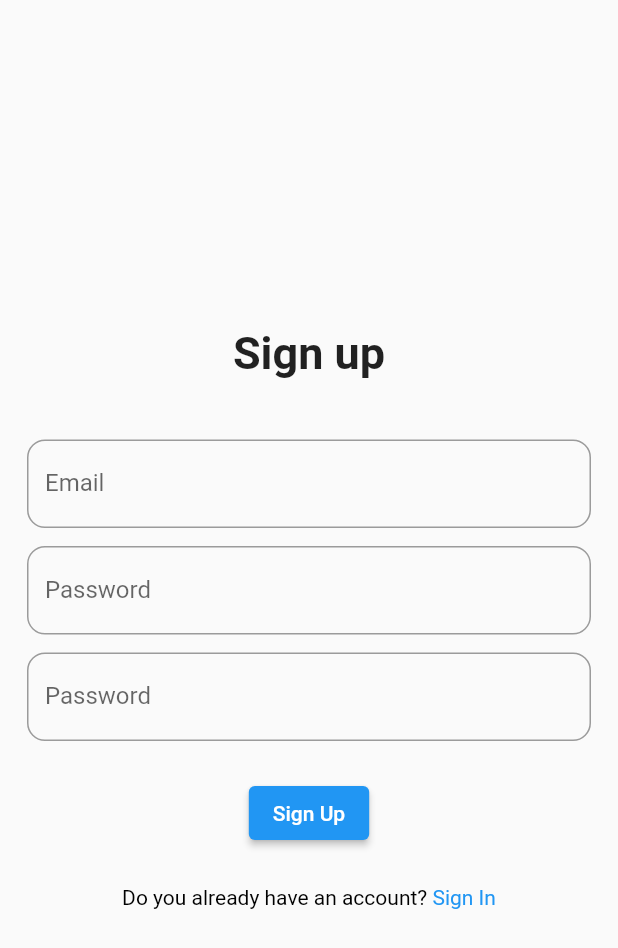
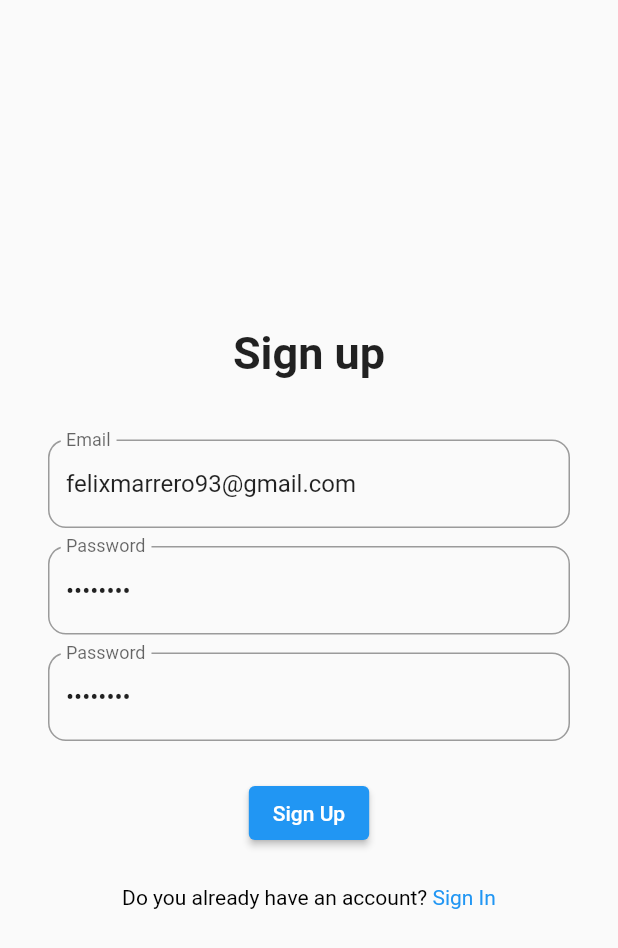
Before and after one commit to famarrero/flutter_firebase_auth, a Flutter app: the AuthPage screen opened by its route, on a phone screen of 412 x 824 dp. Shown: the top 948 px of the screen. Run offline on Flutter 3.47's test engine with Material 2 defaults, Android fonts, the phone set to English and light mode, and no system bars; our stand-ins replace bloc, built_collection, equatable, firebase_auth, firebase_core, flutter_bloc and 2 more; accounts and stored records are empty.

Commit message:
-Full auth whit bloc

```diff
--- a/lib/pages/auth/auth_page.dart
+++ b/lib/pages/auth/auth_page.dart
@@ -2,7 +2,11 @@ import 'package:firebase_auth/firebase_auth.dart';
 import 'package:flutter/cupertino.dart';
 import 'package:flutter/gestures.dart';
 import 'package:flutter/material.dart';
-import 'package:flutter_firebase_auth/pages/auth/components/email_verification.dart';
+import 'package:flutter_bloc/flutter_bloc.dart';
+import 'package:flutter_firebase_auth/pages/auth/bloc/auth_bloc.dart';
+import 'package:flutter_firebase_auth/pages/auth/components/auth_view.dart';
+import 'package:flutter_firebase_auth/pages/auth/components/email_verification_view.dart';
+import 'package:flutter_firebase_auth/pages/login/bloc/login_bloc.dart';
 import 'package:go_router/go_router.dart';
 
 class AuthPage extends StatefulWidget {
@@ -13,151 +17,39 @@ class AuthPage extends StatefulWidget {
 }
 
 class _AuthPageState extends State<AuthPage> {
-  final TextEditingController _emailController = TextEditingController();
-  final TextEditingController _passwordController = TextEditingController();
-  bool _isLoading = false;
-
-  static Future<User?> signUp({
-    required String userEmail,
-    required String password,
-    required BuildContext context,
-  }) async {
-    try {
-      UserCredential userCredential = await FirebaseAuth.instance
-          .createUserWithEmailAndPassword(email: userEmail, password: password);
-      return userCredential.user;
-    } on FirebaseAuthException catch (e) {
-      if (e.code == 'weak-password') {
-        ScaffoldMessenger.of(context).showSnackBar(const SnackBar(
-            content: Text('The password provided is too weak.')));
-      } else if (e.code == 'email-already-in-use') {
-        ScaffoldMessenger.of(context).showSnackBar(const SnackBar(
-            content: Text('The account already exists for that email.')));
-      }
-      return null;
-    } catch (e) {
-      debugPrint(e.toString());
-      return null;
-    }
-  }
-
   @override
   Widget build(BuildContext context) {
-    return Scaffold(
-      body: Center(
-        child: Padding(
-          padding: const EdgeInsets.symmetric(horizontal: 18),
-          child: Column(
-            mainAxisSize: MainAxisSize.max,
-            mainAxisAlignment: MainAxisAlignment.center,
-            children: [
-              const Text(
-                "Sign up",
-                style: TextStyle(
-                  fontSize: 30,
-                  fontWeight: FontWeight.bold,
+    return BlocProvider(
+      create: (context) => AuthBloc(
+        loginBloc: context.read<LoginBloc>(),
+      ),
+      child: Scaffold(
+        body: BlocConsumer<AuthBloc, AuthState>(
+          listener: (context, state) {
+            if (state.signUp.failure != null) {
+              ScaffoldMessenger.of(context).showSnackBar(
+                SnackBar(
+                  content: Text(state.signUp.failure!.message),
                 ),
-              ),
-              const SizedBox(height: 40.0),
-              TextFormField(
-                controller: _emailController,
-                decoration: InputDecoration(
-                  labelText: 'Email',
-                  border: OutlineInputBorder(
-                    borderRadius: BorderRadius.circular(12),
-                    borderSide: const BorderSide(
-                      color: Colors.grey,
-                      width: 0.50,
-                    ),
-                  ),
+              );
+            }
+            if (state.sendEmailVerification.failure != null) {
+              ScaffoldMessenger.of(context).showSnackBar(
+                SnackBar(
+                  content: Text(state.sendEmailVerification.failure!.message),
                 ),
-              ),
-              const SizedBox(height: 12.0),
-              TextFormField(
-                controller: _passwordController,
-                decoration: InputDecoration(
-                  labelText: 'Password',
-                  border: OutlineInputBorder(
-                    borderRadius: BorderRadius.circular(12),
-                    borderSide: const BorderSide(
-                      color: Colors.grey,
-                      width: 0.50,
-                    ),
-                  ),
-                ),
-                obscureText: true,
-              ),
-              const SizedBox(height: 12.0),
-              TextFormField(
-                controller: _passwordController,
-                decoration: InputDecoration(
-                  labelText: 'Password',
-                  border: OutlineInputBorder(
-                    borderRadius: BorderRadius.circular(12),
-                    borderSide: const BorderSide(
-                      color: Colors.grey,
-                      width: 0.50,
-                    ),
-                  ),
-                ),
-                obscureText: true,
-              ),
-              const SizedBox(height: 24.0),
-              _isLoading
-                  ? const CupertinoActivityIndicator(
-                      radius: 16.0,
-                      color: Colors.blue,
-                    )
-                  : ElevatedButton(
-                      onPressed: () async {
-                        setState(() {
-                          _isLoading = true;
-                        });
-                        await signUp(
-                            userEmail: _emailController.text,
-                            password: _passwordController.text,
-                            context: context);
-                        if (FirebaseAuth.instance.currentUser != null) {
-                          Navigator.push(
-                            context,
-                            MaterialPageRoute(
-                              builder: (_) => const EmailVerificationScreen(),
-                            ),
-                          );
-                        }
-                        setState(() {
-                          _isLoading = false;
-                        });
-                      },
-                      child: const Text('Sign Up'),
-                    ),
-              const SizedBox(height: 24.0),
-              RichText(
-                text: TextSpan(
-                  text: 'Do you already have an account? ',
-                  style: const TextStyle(
-                    color: Colors.black,
-                  ),
-                  children: [
-                    TextSpan(
-                      recognizer: TapGestureRecognizer()
-                        ..onTap = onSingInTextPressed,
-                      text: 'Sign In',
-                      style: const TextStyle(
-                        color: Colors.blue,
-                      ),
-                    )
-                  ],
-                ),
-              )
-            ],
-          ),
+              );
+            }
+          },
+          builder: (context, state) {
+            if (state.authStatus == AuthStatusEnum.authenticating) {
+              return const AuthView();
+            } else {
+              return const EmailVerificationView();
+            }
+          },
         ),
       ),
     );
   }
-
-  void onSingInTextPressed() {
-    context.pop();
-  }
 }
--- a/lib/pages/auth/bloc/auth_event.dart
+++ b/lib/pages/auth/bloc/auth_event.dart
@@ -6,4 +6,10 @@ class AuthEvent with _$AuthEvent {
     required String email,
     required String password,
   }) = _AuthEventSignUpPressed;
+
+  const factory AuthEvent.onSendEmailVerification() = _AuthEventSendEmailVerification;
+
+  const factory AuthEvent.onEmailVerified({
+    required bool emailVerified,
+  }) = _AuthEventEmailVerified;
 }
--- a/lib/pages/auth/bloc/auth_state.dart
+++ b/lib/pages/auth/bloc/auth_state.dart
@@ -7,6 +7,7 @@ class AuthState with _$AuthState {
   const factory AuthState({
     required AuthStatusEnum authStatus,
     required BaseState<bool> signUp,
+    required BaseState<bool> sendEmailVerification,
   }) = _AuthState;
 
 }
--- /dev/null
+++ b/lib/pages/auth/components/auth_view.dart
@@ -0,0 +1,134 @@
+import 'package:flutter/cupertino.dart';
+import 'package:flutter/gestures.dart';
+import 'package:flutter/material.dart';
+import 'package:flutter_bloc/flutter_bloc.dart';
+import 'package:flutter_firebase_auth/pages/auth/bloc/auth_bloc.dart';
+import 'package:go_router/go_router.dart';
+
+class AuthView extends StatefulWidget {
+  const AuthView({Key? key}) : super(key: key);
+
+  @override
+  State<AuthView> createState() => _AuthViewState();
+}
+
+class _AuthViewState extends State<AuthView> {
+  late TextEditingController emailController;
+  late TextEditingController passwordController;
+
+  @override
+  void initState() {
+    emailController = TextEditingController();
+    passwordController = TextEditingController();
+
+    emailController.text = 'felixmarrero93@gmail.com';
+    passwordController.text = '12345678';
+
+    super.initState();
+  }
+
+  @override
+  Widget build(BuildContext context) {
+    return BlocBuilder<AuthBloc, AuthState>(
+      builder: (context, state) {
+        return Padding(
+          padding: const EdgeInsets.symmetric(horizontal: 32.0),
+          child: Column(
+            mainAxisSize: MainAxisSize.max,
+            mainAxisAlignment: MainAxisAlignment.center,
+            children: [
+              const Text(
+                "Sign up",
+                style: TextStyle(
+                  fontSize: 30,
+                  fontWeight: FontWeight.bold,
+                ),
+              ),
+              const SizedBox(height: 40.0),
+              TextField(
+                controller: emailController,
+                decoration: InputDecoration(
+                  labelText: 'Email',
+                  border: OutlineInputBorder(
+                    borderRadius: BorderRadius.circular(12),
+                    borderSide: const BorderSide(
+                      color: Colors.grey,
+                      width: 0.50,
+                    ),
+                  ),
+                ),
+              ),
+              const SizedBox(height: 12.0),
+              TextField(
+                controller: passwordController,
+                decoration: InputDecoration(
+                  labelText: 'Password',
+                  border: OutlineInputBorder(
+                    borderRadius: BorderRadius.circular(12),
+                    borderSide: const BorderSide(
+                      color: Colors.grey,
+                      width: 0.50,
+                    ),
+                  ),
+                ),
+                obscureText: true,
+              ),
+              const SizedBox(height: 12.0),
+              TextField(
+                controller: passwordController,
+                decoration: InputDecoration(
+                  labelText: 'Password',
+                  border: OutlineInputBorder(
+                    borderRadius: BorderRadius.circular(12),
+                    borderSide: const BorderSide(
+                      color: Colors.grey,
+                      width: 0.50,
+                    ),
+                  ),
+                ),
+                obscureText: true,
+              ),
+              const SizedBox(height: 24.0),
+              state.signUp.isLoading
+                  ? const CupertinoActivityIndicator(
+                      radius: 16.0,
+                      color: Colors.blue,
+                    )
+                  : ElevatedButton(
+                      onPressed: () => context.read<AuthBloc>()
+                        ..add(AuthEvent.onSingUpPressed(
+                          email: emailController.text.trim(),
+                          password: passwordController.text.trim(),
+                        )),
+                      child: const Text('Sign Up'),
+                    ),
+              const SizedBox(height: 24.0),
+              RichText(
+                text: TextSpan(
+                  text: 'Do you already have an account? ',
+                  style: const TextStyle(
+                    color: Colors.black,
+                  ),
+                  children: [
+                    TextSpan(
+                      recognizer: TapGestureRecognizer()
+                        ..onTap = onSingInTextPressed,
+                      text: 'Sign In',
+                      style: const TextStyle(
+                        color: Colors.blue,
+                      ),
+                    )
+                  ],
+                ),
+              )
+            ],
+          ),
+        );
+      },
+    );
+  }
+
+  void onSingInTextPressed() {
+    context.pop();
+  }
+}
--- a/lib/pages/login/bloc/login_event.dart
+++ b/lib/pages/login/bloc/login_event.dart
@@ -8,4 +8,7 @@ class LoginEvent with _$LoginEvent {
   }) = _LoginEventLoginPressed;
 
   const factory LoginEvent.onSignOutPressed() = _LoginEventSingOutPressed;
+
+  const factory LoginEvent.onLoginStatusChange(
+      {required LoginStatusEnum loginStatusEnum}) = _LoginEventStatusChange;
 }
--- a/lib/pages/login/login_page.dart
+++ b/lib/pages/login/login_page.dart
@@ -21,7 +21,7 @@ class _LoginPageState extends State<LoginPage> {
     emailController = TextEditingController();
     passwordController = TextEditingController();
 
-    emailController.text = 'felix-test@gmail.com';
+    emailController.text = 'felixmarrero93@gmail.com';
     passwordController.text = '12345678';
 
     super.initState();
@@ -36,8 +36,7 @@ class _LoginPageState extends State<LoginPage> {
 
   @override
   Widget build(BuildContext context) {
-    return SafeArea(
-      child: Scaffold(
+    return Scaffold(
       body: BlocConsumer<LoginBloc, LoginState>(
         listener: (context, state) {
           if (state.signIn.failure != null) {
@@ -144,7 +143,6 @@ class _LoginPageState extends State<LoginPage> {
           );
         },
       ),
-      ),
     );
   }
 
```
Also changed, not shown: lib/pages/auth/bloc/auth_bloc.dart (+62 -2 lines), lib/pages/auth/components/email_verification.dart (deleted, +0 -112 lines), lib/pages/auth/components/email_verification_view.dart (added, +104 -0 lines), lib/pages/login/bloc/login_bloc.dart (+27 -0 lines), lib/pages/auth/bloc/auth_bloc.freezed.dart, lib/pages/login/bloc/login_bloc.freezed.dart. Lines whose indentation alone changed are shown as unchanged.
